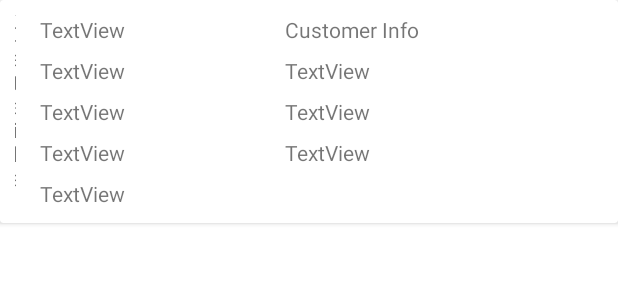
After one commit to 0uz/JobManagement, an Android app: the layout elevator_row.xml on its own in the app's theme, with its tools: preview values and no code run, on a phone screen of 412 x 824 dp. The commit adds this screen. Shown: the top 300 px of the screen. Run offline under Robolectric (Android 15) with nearby library versions, the light colour scheme and no system bars.

Commit message:
List of elevators recycler view and adapters

```diff
--- a/app/src/main/java/com/zirhgrup/jobmanagement/MainPageFragment.java
+++ b/app/src/main/java/com/zirhgrup/jobmanagement/MainPageFragment.java
@@ -96,8 +96,7 @@ public class MainPageFragment extends Fragment {
         elevatorList.setOnClickListener(new View.OnClickListener() {
             @Override
             public void onClick(View v) {
-
-
+                NavHostFragment.findNavController(MainPageFragment.this).navigate(R.id.action_mainPageFragment_to_listElevatorFragment);
             }
         });
 
--- a/app/src/main/java/com/zirhgrup/jobmanagement/adapter/UserRecyclerAdapter.java
+++ b/app/src/main/java/com/zirhgrup/jobmanagement/adapter/UserRecyclerAdapter.java
@@ -47,7 +47,6 @@ public class UserRecyclerAdapter extends RecyclerView.Adapter<UserRecyclerAdapte
         holder.tv1.setText(services.get(position).getName()+" "+ services.get(position).getSurname());
         holder.tv2.setText(services.get(position).getEmail());
         holder.tv3.setText(StaticFun.getTimeData(services.get(position).getCreateTime()));
-        Log.d("perm",services.get(position).isBanned()+"");
         if (services.get(position).isBanned()){
             holder.switchBan.setChecked(true);
         }
@@ -64,7 +63,10 @@ public class UserRecyclerAdapter extends RecyclerView.Adapter<UserRecyclerAdapte
                 }
             }
         });
+
     }
+
+
 
     @Override
     public int getItemCount() {
--- a/app/src/main/java/com/zirhgrup/jobmanagement/model/User.java
+++ b/app/src/main/java/com/zirhgrup/jobmanagement/model/User.java
@@ -10,6 +10,7 @@ public abstract class User {
     private String surname;
     private String email;
     private String phoneNo;
+
 
     public User(String name, String surname, String email, String phoneNo) {
         this.name = name;
--- /dev/null
+++ b/app/src/main/res/layout/elevator_row.xml
@@ -0,0 +1,141 @@
+<?xml version="1.0" encoding="utf-8"?>
+<androidx.cardview.widget.CardView xmlns:android="http://schemas.android.com/apk/res/android"
+                                   xmlns:app="http://schemas.android.com/apk/res-auto"
+                                   xmlns:tools="http://schemas.android.com/tools"
+                                   android:layout_width="match_parent"
+                                   android:layout_height="wrap_content"
+                                   android:layout_marginBottom="16dp">
+    <LinearLayout
+            android:orientation="vertical"
+            android:layout_width="match_parent"
+            android:layout_height="match_parent"
+            android:paddingLeft="10dp" android:paddingRight="10dp"
+            android:paddingBottom="10dp" android:paddingTop="10dp">
+        <androidx.constraintlayout.widget.ConstraintLayout
+                android:layout_width="match_parent"
+                android:layout_height="wrap_content">
+
+            <ImageView
+                    android:layout_width="wrap_content"
+                    android:layout_height="wrap_content" tools:srcCompat="@tools:sample/avatars"
+                    android:id="@+id/elevatorImageView"
+                    app:layout_constraintStart_toStartOf="parent"
+                    app:layout_constraintTop_toTopOf="parent"
+                    app:layout_constraintEnd_toStartOf="@+id/linearLayout" android:layout_marginEnd="16dp"/>
+            <LinearLayout
+                    android:orientation="vertical"
+                    android:layout_width="wrap_content"
+                    android:layout_height="wrap_content"
+                    android:layout_marginStart="16dp"
+                    app:layout_constraintStart_toEndOf="@+id/elevatorImageView"
+                    android:id="@+id/linearLayout"
+                    app:layout_constraintTop_toTopOf="parent">
+                <TextView
+                        android:text="TextView"
+                        android:layout_width="match_parent"
+                        android:layout_height="wrap_content" android:id="@+id/serialNo"
+                        android:layout_marginBottom="8dp"/>
+                <TextView
+                        android:text="TextView"
+                        android:layout_width="match_parent"
+                        android:layout_height="wrap_content" android:id="@+id/typeAndInfo"
+                        android:layout_marginBottom="8dp"/>
+                <TextView
+                        android:text="TextView"
+                        android:layout_width="match_parent"
+                        android:layout_height="wrap_content" android:id="@+id/createDate"
+                        android:layout_marginBottom="8dp"/>
+                <TextView
+                        android:text="TextView"
+                        android:layout_width="match_parent"
+                        android:layout_height="wrap_content" android:id="@+id/lastPeriodicMain"
+                        android:layout_marginBottom="8dp"/>
+                <TextView
+                        android:text="TextView"
+                        android:layout_width="match_parent"
+                        android:layout_height="wrap_content" android:id="@+id/locationText"/>
+            </LinearLayout>
+            <LinearLayout
+                    android:orientation="vertical"
+                    android:layout_width="wrap_content"
+                    android:layout_height="wrap_content"
+                    app:layout_constraintStart_toEndOf="@+id/linearLayout"
+                    android:layout_marginEnd="16dp"
+                    app:layout_constraintEnd_toEndOf="parent" app:layout_constraintTop_toTopOf="parent"
+                    android:id="@+id/linearLayout4">
+                <TextView
+                        android:text="@string/customer_info"
+                        android:layout_width="match_parent"
+                        android:layout_height="wrap_content" android:id="@+id/textView"
+                        android:layout_marginBottom="8dp"/>
+                <TextView
+                        android:text="TextView"
+                        android:layout_width="match_parent"
+                        android:layout_height="wrap_content" android:id="@+id/customerName"
+                        android:layout_marginBottom="8dp"/>
+                <TextView
+                        android:text="TextView"
+                        android:layout_width="match_parent"
+                        android:layout_height="wrap_content" android:id="@+id/customerMail"
+                        android:layout_marginBottom="8dp"/>
+                <TextView
+                        android:text="TextView"
+                        android:layout_width="match_parent"
+                        android:layout_height="wrap_content" android:id="@+id/customerNumber"/>
+            </LinearLayout>
+            <TextView
+                    android:text="@string/details"
+                    android:layout_width="0dp"
+                    android:layout_height="wrap_content" android:id="@+id/detailsTV"
+                    app:layout_constraintTop_toBottomOf="@+id/elevatorImageView"
+                    app:layout_constraintStart_toStartOf="@+id/elevatorImageView"
+                    app:layout_constraintEnd_toEndOf="@+id/elevatorImageView" android:gravity="center"
+                    android:layout_marginTop="2dp"/>
+        </androidx.constraintlayout.widget.ConstraintLayout>
+        <androidx.constraintlayout.widget.ConstraintLayout
+                android:layout_width="match_parent"
+                android:layout_height="wrap_content" android:id="@+id/detailsConstLayout"
+                android:visibility="gone">
+
+            <LinearLayout
+                    android:orientation="vertical"
+                    android:layout_width="wrap_content"
+                    android:layout_height="wrap_content" app:layout_constraintStart_toStartOf="parent"
+                    app:layout_constraintTop_toTopOf="parent" android:layout_marginTop="10dp"
+                    android:id="@+id/linearLayout3">
+                <TextView
+                        android:text="TextView"
+                        android:layout_width="match_parent"
+                        android:layout_height="wrap_content" android:id="@+id/paintType"
+                        android:layout_marginBottom="8dp"/>
+                <TextView
+                        android:text="TextView"
+                        android:layout_width="match_parent"
+                        android:layout_height="wrap_content" android:id="@+id/platformSize"
+                        android:layout_marginBottom="8dp"/>
+                <TextView
+                        android:text="TextView"
+                        android:layout_width="match_parent"
+                        android:layout_height="wrap_content" android:id="@+id/workingHeight"/>
+            </LinearLayout>
+            <LinearLayout
+                    android:orientation="vertical"
+                    android:layout_width="wrap_content"
+                    android:layout_height="wrap_content" app:layout_constraintStart_toEndOf="@+id/linearLayout3"
+                    app:layout_constraintTop_toTopOf="@+id/linearLayout3" android:layout_marginStart="16dp">
+                <TextView
+                        android:text="TextView"
+                        android:layout_width="match_parent"
+                        android:layout_height="wrap_content" android:id="@+id/engineNumber"
+                        android:layout_marginBottom="8dp"/>
+                <TextView
+                        android:text="TextView"
+                        android:layout_width="match_parent"
+                        android:layout_height="wrap_content" android:id="@+id/workingCap"/>
+            </LinearLayout>
+        </androidx.constraintlayout.widget.ConstraintLayout>
+        <androidx.recyclerview.widget.RecyclerView
+                android:layout_width="match_parent"
+                android:layout_height="wrap_content" android:id="@+id/maintenanceRecView"/>
+    </LinearLayout>
+</androidx.cardview.widget.CardView>
--- a/app/src/main/res/layout/fragment_add_elevator.xml
+++ b/app/src/main/res/layout/fragment_add_elevator.xml
@@ -6,7 +6,7 @@
             tools:context=".AddElevatorFragment">
     <androidx.constraintlayout.widget.ConstraintLayout
             android:layout_width="match_parent"
-            android:layout_height="match_parent">
+            android:layout_height="wrap_content">
         <ImageView
                 android:src="@drawable/ic_launcher_background"
                 android:layout_width="0dp"
--- a/app/src/main/res/navigation/nav_graph.xml
+++ b/app/src/main/res/navigation/nav_graph.xml
@@ -10,6 +10,8 @@
                 app:destination="@id/addElevatorFragment"/>
         <action android:id="@+id/action_mainPageFragment_to_addUser" app:destination="@id/addUser"/>
         <action android:id="@+id/action_mainPageFragment_to_listUserFragment" app:destination="@id/listUserFragment"/>
+        <action android:id="@+id/action_mainPageFragment_to_listElevatorFragment"
+                app:destination="@id/listElevatorFragment"/>
     </fragment>
     <fragment android:id="@+id/addElevatorFragment" android:name="com.zirhgrup.jobmanagement.AddElevatorFragment"
               android:label="fragment_add_elevator" tools:layout="@layout/fragment_add_elevator">
@@ -25,4 +27,6 @@
     </fragment>
     <fragment android:id="@+id/listUserFragment" android:name="com.zirhgrup.jobmanagement.admin.ListUserFragment"
               android:label="fragment_list_user" tools:layout="@layout/fragment_list_user"/>
+    <fragment android:id="@+id/listElevatorFragment" android:name="com.zirhgrup.jobmanagement.ListElevatorFragment"
+              android:label="fragment_list_elevator" tools:layout="@layout/fragment_list_elevator"/>
 </navigation>
--- a/app/src/main/res/values/strings.xml
+++ b/app/src/main/res/values/strings.xml
@@ -54,6 +54,8 @@
     <string name="elevator_exist">Elevator exist with this serial ID</string>
     <string name="serial_lenght">Serial id have to 7 characters</string>
     <string name="serial_error">"Format must be : 14-1234 "</string>
+    <string name="customer_info">Customer Info</string>
+    <string name="details">Details</string>
 
     <string-array name="HorizontalTypeArray">
         <item>Hydraulic</item>
```
Also changed, not shown: app/src/main/java/com/zirhgrup/jobmanagement/ListElevatorFragment.java (added, +101 -0 lines), app/src/main/java/com/zirhgrup/jobmanagement/adapter/ElevatorRecyclerAdapter.java (added, +115 -0 lines), app/src/main/java/com/zirhgrup/jobmanagement/model/Elevator.java (+48 -14 lines), app/src/main/java/com/zirhgrup/jobmanagement/model/Maintenance.java (added, +62 -0 lines), app/src/main/res/layout/fragment_list_elevator.xml (added, +11 -0 lines), app/src/main/res/layout/maintenance_row.xml (added, +53 -0 lines).
